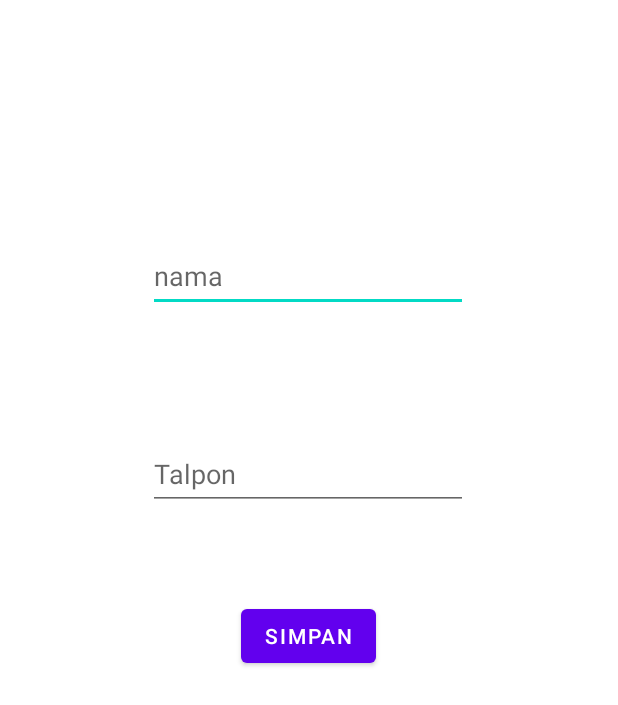
After one commit to RiefkhaAnandaPutri/MySql, an Android app: the layout activity_tambah_teman.xml on its own in the app's theme, with its tools: preview values and no code run, on a phone screen of 412 x 824 dp. The commit adds this screen. Shown: the top 705 px of the screen. Run offline under Robolectric (Android 15) with nearby library versions, the phone set to English and light mode, and no system bars.

```diff
--- /dev/null
+++ b/app/src/main/res/layout/activity_tambah_teman.xml
@@ -0,0 +1,48 @@
+<?xml version="1.0" encoding="utf-8"?>
+<androidx.constraintlayout.widget.ConstraintLayout xmlns:android="http://schemas.android.com/apk/res/android"
+    xmlns:app="http://schemas.android.com/apk/res-auto"
+    xmlns:tools="http://schemas.android.com/tools"
+    android:layout_width="match_parent"
+    android:layout_height="match_parent"
+    tools:context="TambahTeman">
+
+    <EditText
+        android:id="@+id/edNama"
+        android:layout_width="wrap_content"
+        android:layout_height="wrap_content"
+        android:layout_marginTop="160dp"
+        android:ems="10"
+        android:hint="nama"
+        android:inputType="textPersonName"
+        android:minHeight="48dp"
+        app:layout_constraintEnd_toEndOf="parent"
+        app:layout_constraintHorizontal_bias="0.497"
+        app:layout_constraintStart_toStartOf="parent"
+        app:layout_constraintTop_toTopOf="parent" />
+
+    <EditText
+        android:id="@+id/edTelpon"
+        android:layout_width="wrap_content"
+        android:layout_height="wrap_content"
+        android:layout_marginTop="84dp"
+        android:ems="10"
+        android:hint="Talpon"
+        android:inputType="phone"
+        android:minHeight="48dp"
+        app:layout_constraintEnd_toEndOf="parent"
+        app:layout_constraintHorizontal_bias="0.497"
+        app:layout_constraintStart_toStartOf="parent"
+        app:layout_constraintTop_toBottomOf="@+id/edNama" />
+
+    <Button
+        android:id="@+id/btnSimpan"
+        android:layout_width="wrap_content"
+        android:layout_height="wrap_content"
+        android:layout_marginTop="60dp"
+        android:text="simpan"
+        app:layout_constraintEnd_toEndOf="parent"
+        app:layout_constraintHorizontal_bias="0.498"
+        app:layout_constraintStart_toStartOf="parent"
+        app:layout_constraintTop_toBottomOf="@+id/edTelpon" />
+
+</androidx.constraintlayout.widget.ConstraintLayout>
```
Also changed, not shown: app/src/main/java/com/example/mysql/MainActivity.java (+44 -11 lines), app/src/main/java/com/example/mysql/TambahTeman.java (added, +98 -0 lines).
